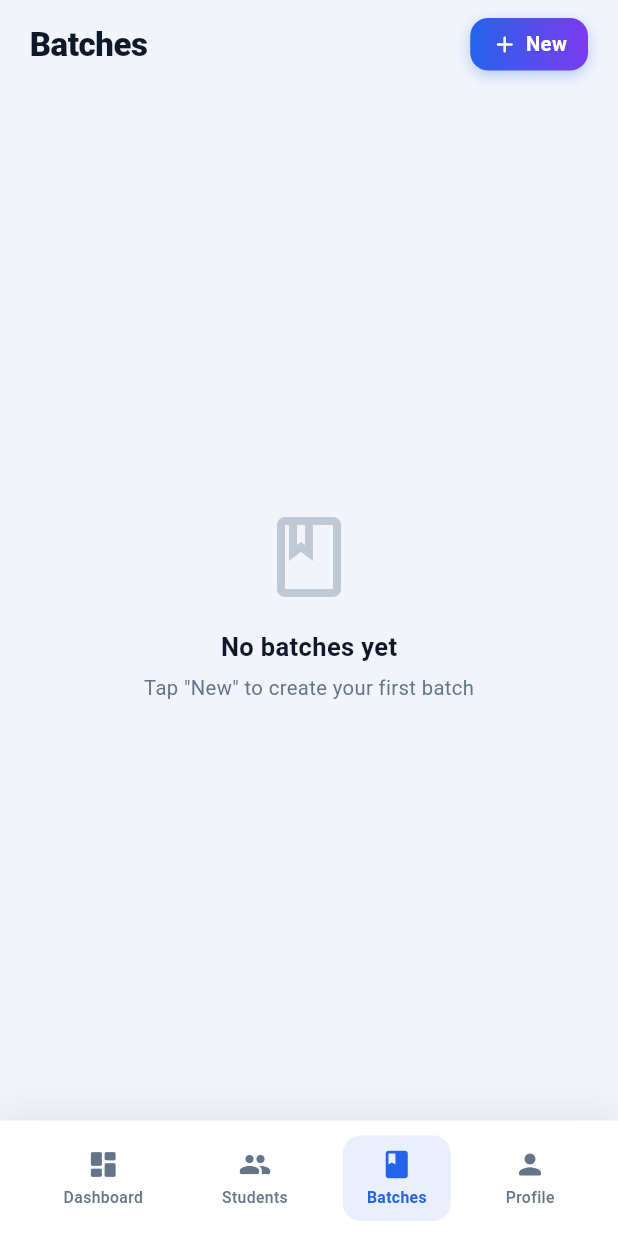
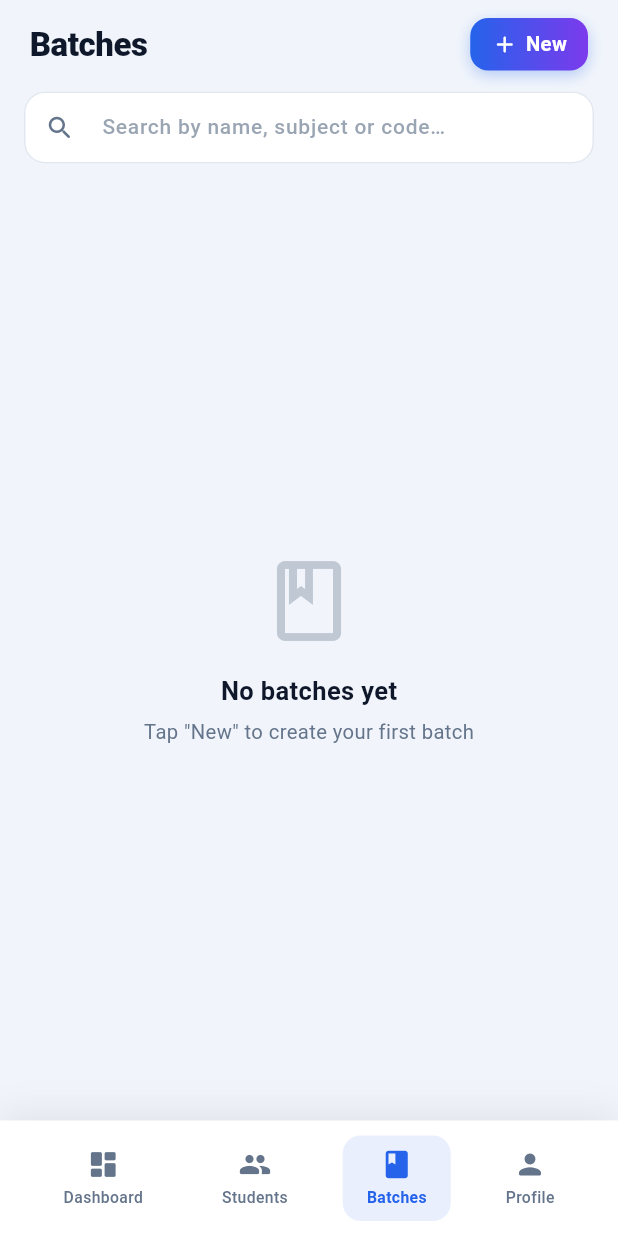
Before and after one commit to mardy-cse/Classora, a Flutter app: the DashboardScreen screen opened directly, item 3 of the bottom bar chosen, on a phone screen of 412 x 824 dp. Run offline on Flutter 3.47's test engine with Material 3 defaults, Android fonts, the phone set to English and light mode, and no system bars; our stand-ins replace cloud_firestore, firebase_auth, firebase_core, google_sign_in; accounts and stored records are empty.

Commit message:
feat: batch search, greeting by time, Classora appbar title, pinned dashboard appbar

```diff
--- a/lib/screens/batches_tab.dart
+++ b/lib/screens/batches_tab.dart
@@ -16,8 +16,30 @@ const _kBorder    = Color(0xFFE2E8F0);
 const _kSuccess   = Color(0xFF10B981);
 const _kWarning   = Color(0xFFF59E0B);
 
-class BatchesTab extends StatelessWidget {
+class BatchesTab extends StatefulWidget {
   const BatchesTab({super.key});
+
+  @override
+  State<BatchesTab> createState() => _BatchesTabState();
+}
+
+class _BatchesTabState extends State<BatchesTab> {
+  final _searchCtrl = TextEditingController();
+  String _query = '';
+
+  @override
+  void initState() {
+    super.initState();
+    _searchCtrl.addListener(() {
+      setState(() => _query = _searchCtrl.text.trim().toLowerCase());
+    });
+  }
+
+  @override
+  void dispose() {
+    _searchCtrl.dispose();
+    super.dispose();
+  }
 
   @override
   Widget build(BuildContext context) {
@@ -63,6 +85,45 @@ class BatchesTab extends StatelessWidget {
           ),
         ),
 
+        // ── Search ───────────────────────────────────────────────────────────
+        Padding(
+          padding: const EdgeInsets.fromLTRB(16, 0, 16, 10),
+          child: TextField(
+            controller: _searchCtrl,
+            style: const TextStyle(
+              color: _kTextDark,
+              fontSize: 14.5,
+              fontWeight: FontWeight.w500,
+            ),
+            decoration: InputDecoration(
+              hintText: 'Search by name, subject or code…',
+              hintStyle: TextStyle(color: _kTextMuted.withOpacity(0.65), fontSize: 14),
+              prefixIcon: const Icon(Icons.search_rounded, color: _kTextMuted, size: 20),
+              suffixIcon: _query.isNotEmpty
+                  ? GestureDetector(
+                      onTap: () => _searchCtrl.clear(),
+                      child: const Icon(Icons.close_rounded, color: _kTextMuted, size: 18),
+                    )
+                  : null,
+              filled: true,
+              fillColor: Colors.white,
+              contentPadding: const EdgeInsets.symmetric(horizontal: 16, vertical: 13),
+              border: OutlineInputBorder(
+                borderRadius: BorderRadius.circular(14),
+                borderSide: const BorderSide(color: _kBorder),
+              ),
+              enabledBorder: OutlineInputBorder(
+                borderRadius: BorderRadius.circular(14),
+                borderSide: const BorderSide(color: _kBorder),
+              ),
+              focusedBorder: OutlineInputBorder(
+                borderRadius: BorderRadius.circular(14),
+                borderSide: const BorderSide(color: _kPrimary, width: 1.5),
+              ),
+            ),
+          ),
+        ),
+
         // ── List ─────────────────────────────────────────────────────────────
         Expanded(
           child: StreamBuilder<QuerySnapshot>(
@@ -86,15 +147,36 @@ class BatchesTab extends StatelessWidget {
                 if (aTime == null || bTime == null) return 0;
                 return bTime.compareTo(aTime);
               });
+
+              final filtered = _query.isEmpty
+                  ? docs
+                  : docs.where((d) {
+                      final data = d.data() as Map<String, dynamic>;
+                      final name    = (data['name']        as String? ?? '').toLowerCase();
+                      final subject = (data['subject']     as String? ?? '').toLowerCase();
+                      final code    = (data['batch_code']  as String? ?? '').toLowerCase();
+                      return name.contains(_query) ||
+                             subject.contains(_query) ||
+                             code.contains(_query);
+                    }).toList();
+
               if (docs.isEmpty) return const _EmptyState();
+              if (filtered.isEmpty) {
+                return Center(
+                  child: Text(
+                    'No batches match "$_query"',
+                    style: const TextStyle(color: _kTextMuted, fontSize: 14),
+                  ),
+                );
+              }
 
               return ListView.builder(
                 physics: const BouncingScrollPhysics(),
-                padding: const EdgeInsets.fromLTRB(16, 12, 16, 100),
-                itemCount: docs.length,
+                padding: const EdgeInsets.fromLTRB(16, 4, 16, 100),
+                itemCount: filtered.length,
                 itemBuilder: (_, i) {
-                  final data = docs[i].data() as Map<String, dynamic>;
-                  return _BatchCard(docId: docs[i].id, data: data);
+                  final data = filtered[i].data() as Map<String, dynamic>;
+                  return _BatchCard(docId: filtered[i].id, data: data);
                 },
               );
             },
--- a/lib/screens/dashboard_screen.dart
+++ b/lib/screens/dashboard_screen.dart
@@ -77,6 +77,14 @@ class _DashboardScreenState extends State<DashboardScreen>
     if (user == null) return 'Teacher';
     final name = user.displayName ?? user.email ?? 'Teacher';
     return name.split(' ').first;
+  }
+
+  String get _greeting {
+    final hour = DateTime.now().hour;
+    if (hour < 12) return 'Good Morning';
+    if (hour < 17) return 'Good Afternoon';
+    if (hour < 21) return 'Good Evening';
+    return 'Good Night';
   }
 
   String get _todayLabel {
@@ -300,8 +308,8 @@ class _DashboardScreenState extends State<DashboardScreen>
       backgroundColor: _kBg,
       surfaceTintColor: Colors.transparent,
       elevation: 0,
-      floating: true,
-      snap: true,
+      pinned: true,
+      floating: false,
       automaticallyImplyLeading: false,
       titleSpacing: 20,
       title: Row(
@@ -322,7 +330,7 @@ class _DashboardScreenState extends State<DashboardScreen>
           ),
           const SizedBox(width: 10),
           const Text(
-            'Dashboard',
+            'Classora',
             style: TextStyle(
               color: _kTextDark,
               fontSize: 20,
@@ -540,7 +548,7 @@ class _DashboardScreenState extends State<DashboardScreen>
             crossAxisAlignment: CrossAxisAlignment.start,
             children: [
               Text(
-                'Welcome back, $_displayName! 👋',
+                '$_greeting, $_displayName! 👋',
                 style: const TextStyle(
                   color: Colors.white,
                   fontSize: 20,
```
